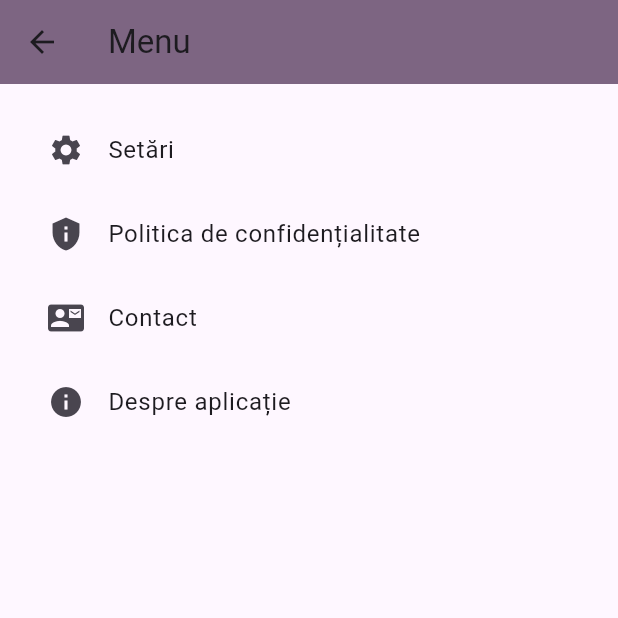
After one commit to angheltofan/TouristicApp, a Flutter app: the MainPage screen opened directly, after a tap on the "menu" icon, on a phone screen of 412 x 824 dp, the top half of it. The commit adds this screen. Run offline on Flutter 3.47's test engine with Material 3 defaults, Android fonts, the light colour scheme and no system bars.

Commit message:
Adding menu button

```diff
--- a/lib/main.dart
+++ b/lib/main.dart
@@ -1,7 +1,6 @@
 import 'package:flutter/material.dart';
 //import 'package:flutter_application/pages/navPages/main_page.dart';
 import 'package:flutter_application/pages/welcome_page.dart';
-//import 'package:flutter_application/pages/welcome_page.dart';
 
 void main() {
   runApp(const MyApp());
--- a/lib/pages/home_page.dart
+++ b/lib/pages/home_page.dart
@@ -1,5 +1,7 @@
 import 'package:flutter/material.dart';
-//import 'package:flutter_application/widgets/app_LargeText.dart';
+import 'package:flutter_application/widgets/app_LargeText.dart';
+import 'package:flutter_application/widgets/menu_button.dart'; // Import the MenuButton
+import 'package:flutter_application/pages/menu_page.dart'; // Import the MenuPage
 
 class HomePage extends StatefulWidget {
   const HomePage({super.key});
@@ -11,6 +13,33 @@ class HomePage extends StatefulWidget {
 class _HomePageState extends State<HomePage> {
   @override
   Widget build(BuildContext context) {
-    return const Scaffold();
+    return Scaffold(
+      backgroundColor: const Color.fromARGB(255, 242, 235, 235),
+      body: Column(
+        crossAxisAlignment: CrossAxisAlignment.start,
+        children: [
+          Container(
+            padding: const EdgeInsets.only(top: 60, left: 20),
+            child: MenuButton(
+              onPressed: () {
+                // Navigate to the MenuPage when the button is pressed
+                Navigator.push(
+                  context,
+                  MaterialPageRoute(builder: (context) => const MenuPage()),
+                );
+              },
+            ),
+          ),
+          const SizedBox(height: 30),
+          Container(
+            margin: const EdgeInsets.only(left: 30),
+            child: AppLargetext(
+              text: "Where do \nyou want to go?",
+              color: Colors.black87,
+            ),
+          ),
+        ],
+      ),
+    );
   }
 }
--- /dev/null
+++ b/lib/pages/menu_page.dart
@@ -0,0 +1,53 @@
+import 'package:flutter/material.dart';
+//import 'package:flutter_application/pages/home_page.dart';
+//import 'package:flutter_application/pages/navPages/profile_page.dart'; // Import the existing ProfilePage
+
+class MenuPage extends StatelessWidget {
+  const MenuPage({super.key});
+
+  @override
+  Widget build(BuildContext context) {
+    return Scaffold(
+      appBar: AppBar(
+        title: const Text('Menu'),
+        backgroundColor: const Color.fromARGB(255, 125, 101, 130),
+      ),
+      body: Padding(
+        padding: const EdgeInsets.all(16.0),
+        child: Column(
+          crossAxisAlignment: CrossAxisAlignment.start,
+          children: [
+            ListTile(
+              title: const Text('Setări'),
+              leading: const Icon(Icons.settings),
+              onTap: () {
+                // Handle navigation or action for Setări
+              },
+            ),
+            ListTile(
+              title: const Text('Politica de confidențialitate'),
+              leading: const Icon(Icons.privacy_tip),
+              onTap: () {
+                // Handle navigation or action for Politica de confidențialitate
+              },
+            ),
+            ListTile(
+              title: const Text('Contact'),
+              leading: const Icon(Icons.contact_mail),
+              onTap: () {
+                // Handle navigation or action for Contact
+              },
+            ),
+            ListTile(
+              title: const Text('Despre aplicație'),
+              leading: const Icon(Icons.info),
+              onTap: () {
+                // Handle navigation or action for Despre aplicație
+              },
+            ),
+          ],
+        ),
+      ),
+    );
+  }
+}
--- a/lib/pages/navPages/main_page.dart
+++ b/lib/pages/navPages/main_page.dart
@@ -12,12 +12,21 @@ class MainPage extends StatefulWidget {
 
 class _MainPageState extends State<MainPage> {
   int currentIndex = 0; // To track the selected index
-  List pages = [const HomePage(), const SearchPage(), const ProfilePage()];
+
+  // Define pages with specific widgets
+  final List<Widget> pages = [
+    const HomePage(),
+    const SearchPage(),
+    const ProfilePage(),
+  ];
 
   @override
   Widget build(BuildContext context) {
     return Scaffold(
-      body: pages[currentIndex], // Display the current page
+      body: IndexedStack(
+        index: currentIndex, // Show the page corresponding to the current index
+        children: pages,
+      ),
       bottomNavigationBar: BottomNavigationBar(
         currentIndex: currentIndex, // Reflect the current selected index
         onTap: (index) {
@@ -25,18 +34,22 @@ class _MainPageState extends State<MainPage> {
             currentIndex = index; // Update the current index on tap
           });
         },
+        backgroundColor: const Color.fromARGB(
+            255, 125, 101, 130), // Set the background color
+        selectedItemColor: Colors.white, // Set the selected item color
+        unselectedItemColor: Colors.white24, // Set the unselected item color
         items: const [
           BottomNavigationBarItem(
             icon: Icon(Icons.home),
-            label: 'Home', // Add a label here
+            label: 'Home',
           ),
           BottomNavigationBarItem(
             icon: Icon(Icons.search),
-            label: 'Search', // Add a label here
+            label: 'Search',
           ),
           BottomNavigationBarItem(
             icon: Icon(Icons.person),
-            label: 'Profile', // Add a label here
+            label: 'Profile',
           ),
         ],
       ),
--- a/lib/pages/navPages/profile_page.dart
+++ b/lib/pages/navPages/profile_page.dart
@@ -1,13 +1,25 @@
 import 'package:flutter/material.dart';
+import 'package:flutter_application/pages/menu_page.dart';
+import 'package:flutter_application/widgets/menu_button.dart';
 
 class ProfilePage extends StatelessWidget {
   const ProfilePage({super.key});
 
   @override
   Widget build(BuildContext context) {
-    return Container(
-      child: const Center(
-        child: Text("My Profile Page"),
+    return Scaffold(
+      backgroundColor: const Color.fromARGB(255, 242, 235, 235),
+      body: Container(
+        padding: const EdgeInsets.only(top: 60, left: 20),
+        child: MenuButton(
+          onPressed: () {
+            // Navigate to the MenuPage when the button is pressed
+            Navigator.push(
+              context,
+              MaterialPageRoute(builder: (context) => const MenuPage()),
+            );
+          },
+        ),
       ),
     );
   }
--- a/lib/pages/navPages/search_page.dart
+++ b/lib/pages/navPages/search_page.dart
@@ -1,13 +1,25 @@
 import 'package:flutter/material.dart';
+import 'package:flutter_application/pages/menu_page.dart';
+import 'package:flutter_application/widgets/menu_button.dart';
 
 class SearchPage extends StatelessWidget {
   const SearchPage({super.key});
 
   @override
   Widget build(BuildContext context) {
-    return Container(
-      child: const Center(
-        child: Text("Search Page"),
+    return Scaffold(
+      backgroundColor: const Color.fromARGB(255, 242, 235, 235),
+      body: Container(
+        padding: const EdgeInsets.only(top: 60, left: 20),
+        child: MenuButton(
+          onPressed: () {
+            // Navigate to the MenuPage when the button is pressed
+            Navigator.push(
+              context,
+              MaterialPageRoute(builder: (context) => const MenuPage()),
+            );
+          },
+        ),
       ),
     );
   }
--- a/lib/widgets/app_LargeText.dart
+++ b/lib/widgets/app_LargeText.dart
@@ -7,7 +7,7 @@ class AppLargetext extends StatelessWidget {
   final Color color;
   AppLargetext(
       {super.key,
-      this.size = 30,
+      this.size = 25,
       required this.text,
       this.color = Colors.white});
 
--- /dev/null
+++ b/lib/widgets/menu_button.dart
@@ -0,0 +1,15 @@
+import 'package:flutter/material.dart';
+
+class MenuButton extends StatelessWidget {
+  final VoidCallback onPressed;
+
+  const MenuButton({super.key, required this.onPressed});
+
+  @override
+  Widget build(BuildContext context) {
+    return IconButton(
+      icon: const Icon(Icons.menu, size: 35, color: Colors.black87),
+      onPressed: onPressed,
+    );
+  }
+}
```
